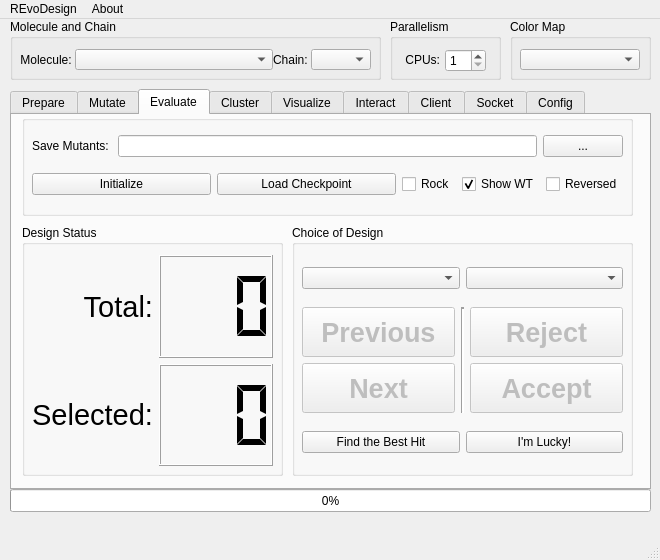
Old version of the form REvoDesign/UI/REvoDesign.ui in the repository YaoYinYing/REvoDesign.
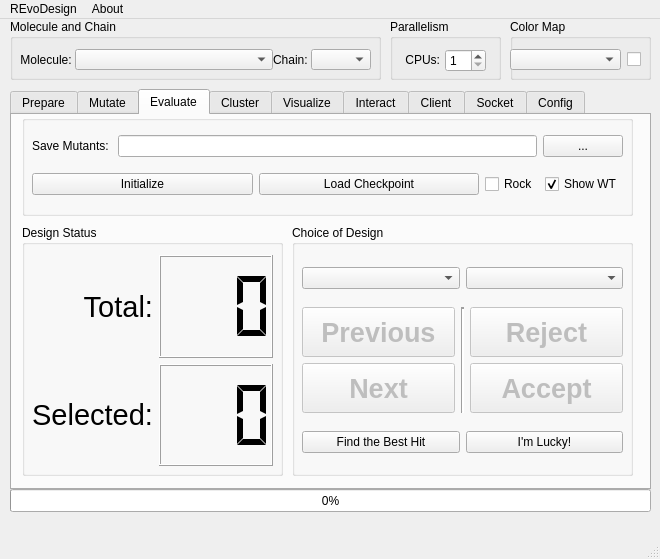
New version of the form. The open tabs and pages were chosen to show the change.

Patch:
```diff
--- a/REvoDesign/UI/REvoDesign.ui
+++ b/REvoDesign/UI/REvoDesign.ui
@@ -10,7 +10,7 @@
     <x>0</x>
     <y>0</y>
     <width>660</width>
-    <height>560</height>
+    <height>559</height>
    </rect>
   </property>
   <property name="sizePolicy">
@@ -962,16 +962,6 @@
           </item>
          </layout>
         </item>
-        <item>
-         <widget class="QCheckBox" name="checkBox_reverse_mutant_effect">
-          <property name="statusTip">
-           <string>Lower scores will be favored in certain scoring methods, such as ddG scoring.</string>
-          </property>
-          <property name="text">
-           <string>Reverse</string>
-          </property>
-         </widget>
-        </item>
        </layout>
       </widget>
      </widget>
@@ -1556,22 +1546,6 @@
             </property>
            </widget>
           </item>
-          <item>
-           <widget class="QCheckBox" name="checkBox_reverse_mutant_effect_2">
-            <property name="sizePolicy">
-             <sizepolicy hsizetype="Fixed" vsizetype="Fixed">
-              <horstretch>0</horstretch>
-              <verstretch>0</verstretch>
-             </sizepolicy>
-            </property>
-            <property name="statusTip">
-             <string>Lower scores will be favored in certain scoring methods, such as ddG scoring.</string>
-            </property>
-            <property name="text">
-             <string>Reversed</string>
-            </property>
-           </widget>
-          </item>
          </layout>
         </item>
        </layout>
@@ -4540,30 +4514,52 @@
     <property name="title">
      <string>Color Map</string>
     </property>
-    <widget class="QComboBox" name="comboBox_cmap">
+    <widget class="QWidget" name="horizontalLayoutWidget_2">
      <property name="geometry">
       <rect>
-       <x>10</x>
+       <x>0</x>
        <y>30</y>
-       <width>120</width>
+       <width>131</width>
        <height>21</height>
       </rect>
      </property>
-     <property name="sizePolicy">
-      <sizepolicy hsizetype="Preferred" vsizetype="Minimum">
-       <horstretch>0</horstretch>
-       <verstretch>0</verstretch>
-      </sizepolicy>
-     </property>
-     <property name="maximumSize">
-      <size>
-       <width>120</width>
-       <height>16777215</height>
-      </size>
-     </property>
-     <property name="statusTip">
-      <string>Color map.</string>
-     </property>
+     <layout class="QHBoxLayout" name="horizontalLayout_4">
+      <item>
+       <widget class="QComboBox" name="comboBox_cmap">
+        <property name="sizePolicy">
+         <sizepolicy hsizetype="Maximum" vsizetype="Ignored">
+          <horstretch>0</horstretch>
+          <verstretch>0</verstretch>
+         </sizepolicy>
+        </property>
+        <property name="maximumSize">
+         <size>
+          <width>120</width>
+          <height>16777215</height>
+         </size>
+        </property>
+        <property name="statusTip">
+         <string>Color map.</string>
+        </property>
+       </widget>
+      </item>
+      <item>
+       <widget class="QCheckBox" name="checkBox_reverse_mutant_effect">
+        <property name="sizePolicy">
+         <sizepolicy hsizetype="Maximum" vsizetype="Ignored">
+          <horstretch>0</horstretch>
+          <verstretch>0</verstretch>
+         </sizepolicy>
+        </property>
+        <property name="statusTip">
+         <string>Lower scores will be favored in certain scoring methods, such as ddG scoring.</string>
+        </property>
+        <property name="text">
+         <string/>
+        </property>
+       </widget>
+      </item>
+     </layout>
     </widget>
    </widget>
    <widget class="QProgressBar" name="progressBar">
```
Left out of the diff: 26 changed lines with no effect on the pictures.
